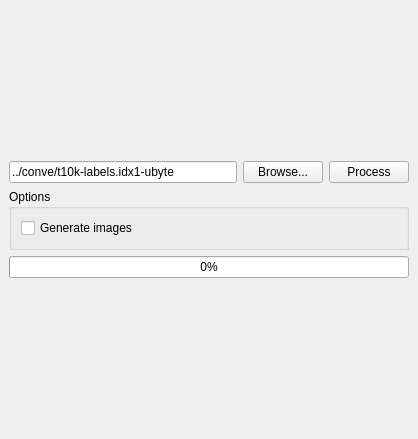
Old version of the form src/ml_gui.ui in the repository Kracav4ik/manual_sunset_ml.
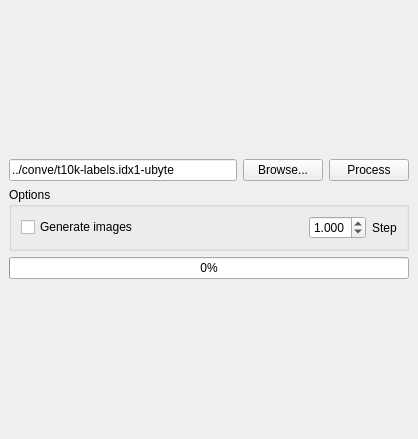
New version of the form.

Commit message: Configurable step along the gradient

What changed in the file:
```diff
--- a/src/ml_gui.ui
+++ b/src/ml_gui.ui
@@ -58,7 +58,7 @@
       <property name="title">
        <string>Options</string>
       </property>
-      <layout class="QVBoxLayout" name="verticalLayout_2">
+      <layout class="QHBoxLayout" name="horizontalLayout_2">
        <item>
         <widget class="QCheckBox" name="generateImages">
          <property name="text">
@@ -66,6 +66,42 @@
          </property>
         </widget>
        </item>
+       <item>
+        <spacer name="horizontalSpacer">
+         <property name="orientation">
+          <enum>Qt::Horizontal</enum>
+         </property>
+         <property name="sizeHint" stdset="0">
+          <size>
+           <width>40</width>
+           <height>20</height>
+          </size>
+         </property>
+        </spacer>
+       </item>
+       <item>
+        <widget class="QDoubleSpinBox" name="doubleSpinBox">
+         <property name="decimals">
+          <number>3</number>
+         </property>
+         <property name="maximum">
+          <double>9.000000000000000</double>
+         </property>
+         <property name="singleStep">
+          <double>0.100000000000000</double>
+         </property>
+         <property name="value">
+          <double>1.000000000000000</double>
+         </property>
+        </widget>
+       </item>
+       <item>
+        <widget class="QLabel" name="label">
+         <property name="text">
+          <string>Step</string>
+         </property>
+        </widget>
+       </item>
       </layout>
      </widget>
     </item>
```
The commit also changes 1 other file.
